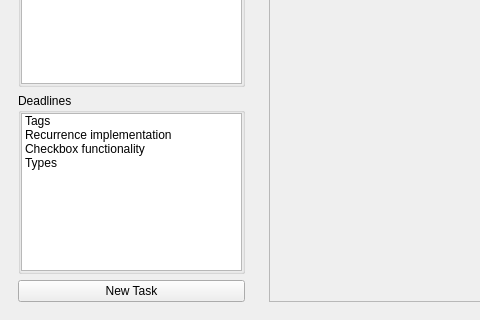
david4more/QtToDo, file src/mainwindow.ui: the form before one commit; both pictures show x 0 to 480 and y 280 to 600 of the 742 by 600 pixel window.
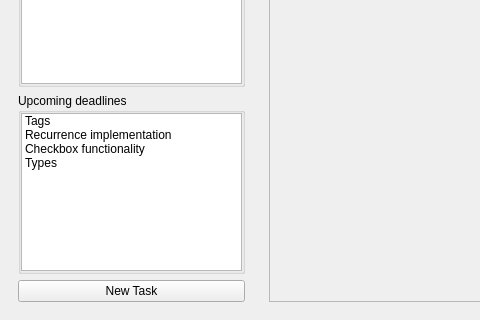
The form after the commit. The open tabs and pages were chosen to show the change.

Patch:
```diff
--- a/src/mainwindow.ui
+++ b/src/mainwindow.ui
@@ -151,7 +151,7 @@
        <item>
         <widget class="QGroupBox" name="groupBox_2">
          <property name="title">
-          <string>Deadlines</string>
+          <string>Upcoming deadlines</string>
          </property>
          <property name="flat">
           <bool>false</bool>
```
Left out of the diff: 4 changed lines with no effect on the pictures.
